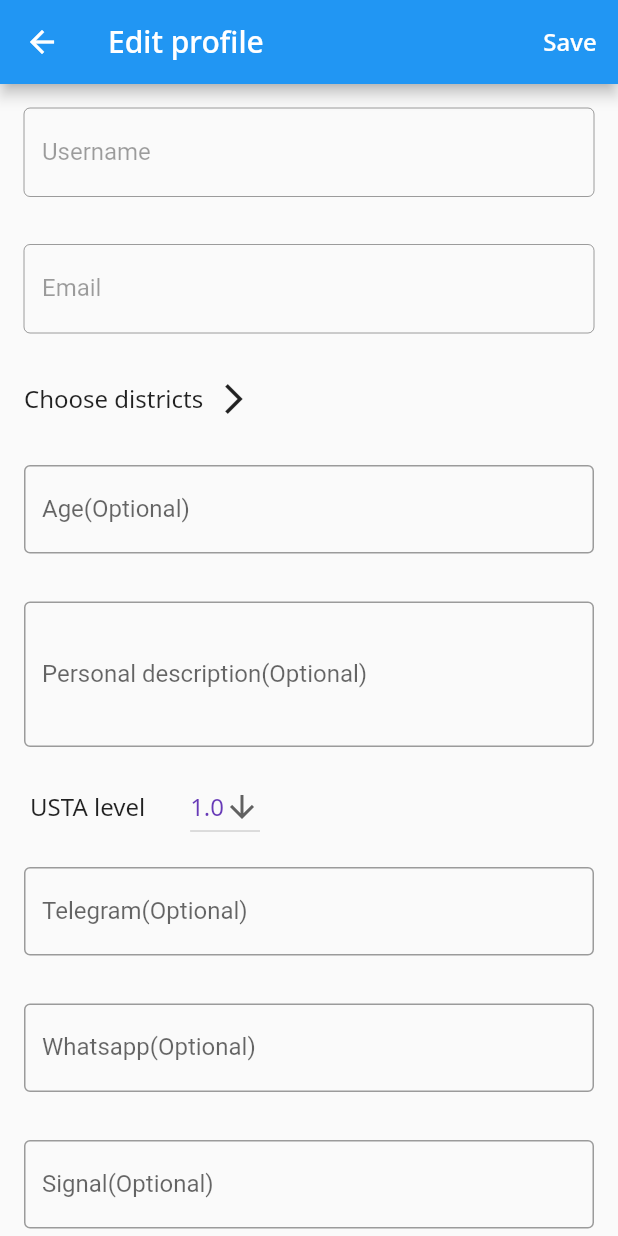
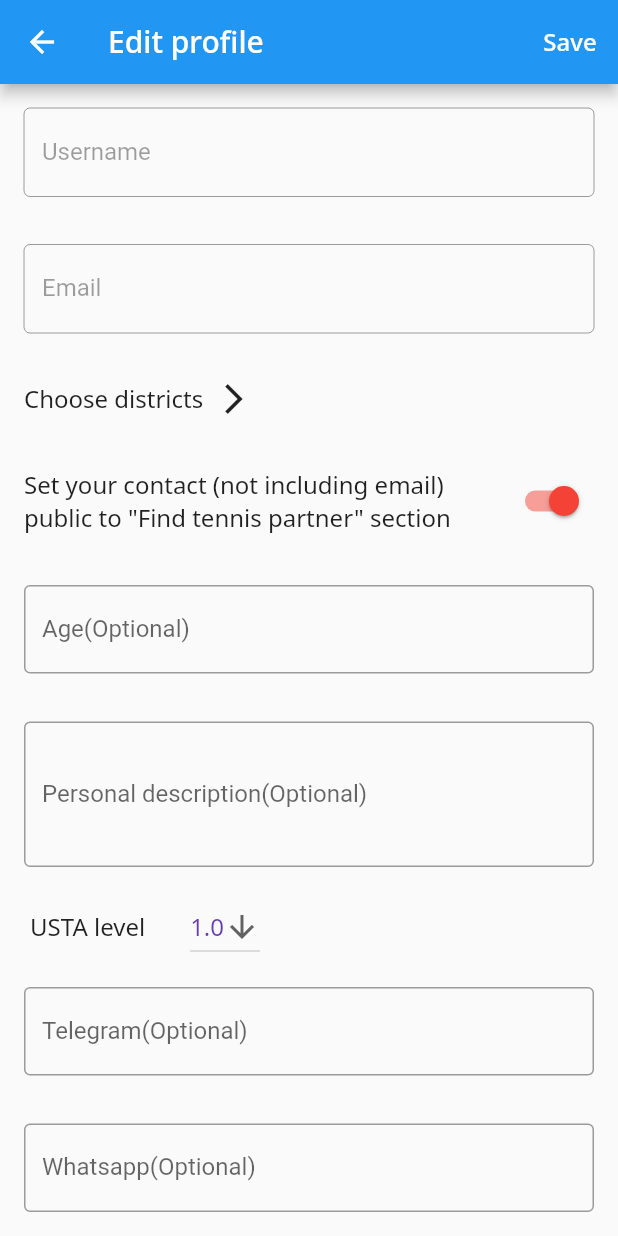
Before and after one commit to jackychoi26/play_tennis_hk, a Flutter app: the ProfileScreen screen opened directly, on a phone screen of 412 x 824 dp. Run offline on Flutter 3.47's test engine with Material 2 defaults, Android fonts, the phone set to English and light mode, and no system bars; our stand-ins replace dio, flutter_riverpod, flutter_secure_storage, google_fonts; accounts and stored records are empty; generated files the repository leaves out were written again; network calls fail.

Commit message:
feat: added is profile public option when registering

```diff
--- a/lib/features/profile/ui/profile_screen.dart
+++ b/lib/features/profile/ui/profile_screen.dart
@@ -35,6 +35,8 @@ class ProfileScreenState extends ConsumerState<ProfileScreen> {
   var telegramController = TextEditingController();
   var whatsappController = TextEditingController();
   var signalController = TextEditingController();
+
+  bool isProfilePublic = true;
 
   List<District> selectedDistricts = [];
 
@@ -275,6 +277,31 @@ class ProfileScreenState extends ConsumerState<ProfileScreen> {
                 onSaveSelect: onSaveSelectDistrict,
               ),
             ),
+            Container(
+              padding: const EdgeInsets.all(16),
+              child: Row(
+                mainAxisAlignment: MainAxisAlignment.spaceBetween,
+                children: [
+                  Expanded(
+                    child: CustomText(
+                      AppLocalizations.of(context)?.isProfilePublic,
+                      overflow: TextOverflow.ellipsis,
+                    ),
+                  ),
+                  Switch(
+                    // This bool value toggles the switch.
+                    value: isProfilePublic,
+                    activeColor: Colors.red,
+                    onChanged: (bool value) {
+                      // This is called when the user toggles the switch.
+                      setState(() {
+                        isProfilePublic = value;
+                      });
+                    },
+                  ),
+                ],
+              ),
+            ),
             CustomTextFormField(
               controller: ageController,
               textInputType: TextInputType.number,
--- a/lib/l10n/app_en.arb
+++ b/lib/l10n/app_en.arb
@@ -71,5 +71,6 @@
   "aboutUs": "About us",
   "appVersion": "App version",
   "joinUs": "Join us",
-  "atLeastOneDistrict": "You must at least choose 1 district"
+  "atLeastOneDistrict": "You must at least choose 1 district",
+  "isProfilePublic": "Set your contact (not including email) public to \"Find tennis partner\" section"
 }
--- a/lib/l10n/app_zh.arb
+++ b/lib/l10n/app_zh.arb
@@ -71,5 +71,6 @@
   "aboutUs": "關於我們",
   "appVersion": "程式版本",
   "joinUs": "加入我們",
-  "atLeastOneDistrict": "你必須最少選擇一個地區"
+  "atLeastOneDistrict": "你必須最少選擇一個地區",
+  "isProfilePublic": "公開你的聯絡方法（不包括電郵）到『搜尋波友』"
 }
```
